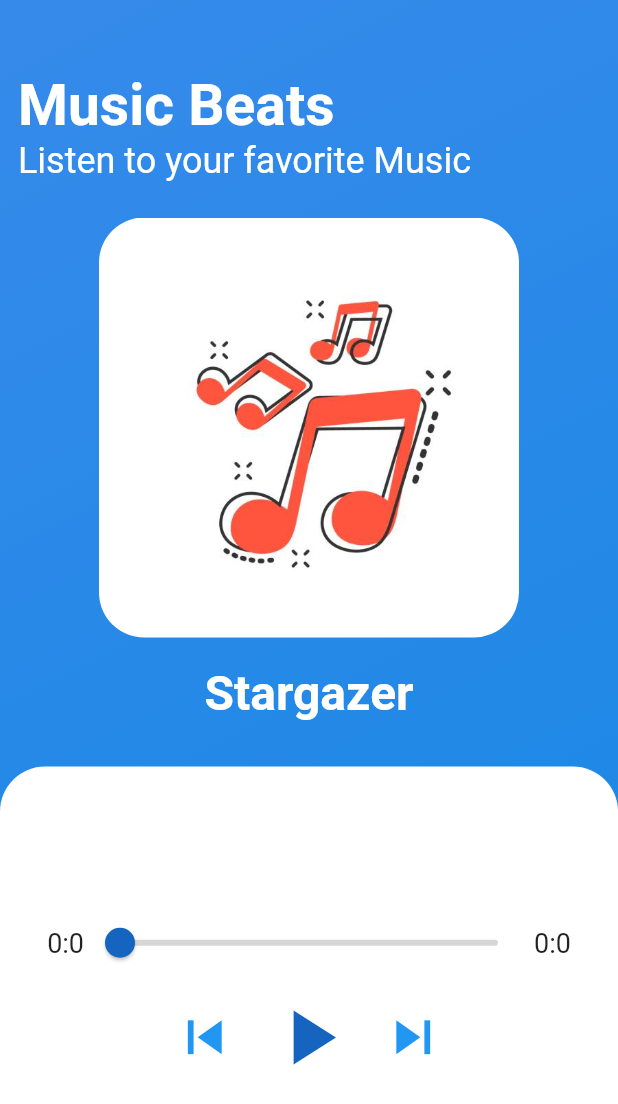
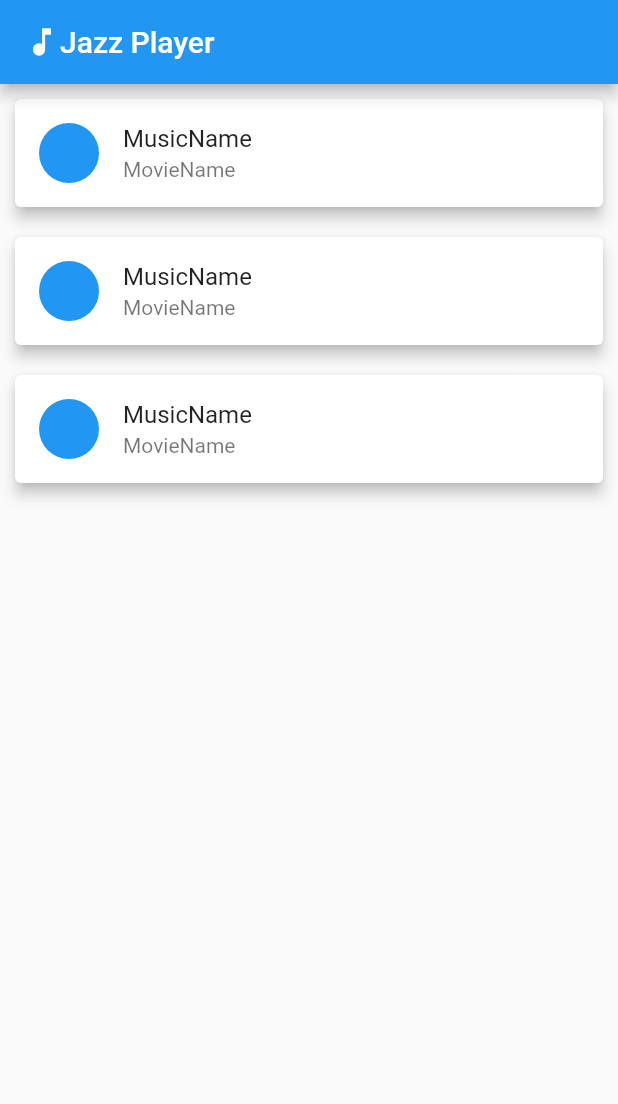
Before and after one commit to cool-man-vk/jazz-player, a Flutter app: the screen it shows after launch, on a phone screen of 412 x 824 dp. Shown: the top 1104 px of the screen. Run offline on Flutter 3.47's test engine with Material 2 defaults, Android fonts, the phone set to English and light mode, and no system bars; our stand-ins replace audioplayers.

Commit message:
some minor changes

```diff
--- a/lib/main.dart
+++ b/lib/main.dart
@@ -1,5 +1,8 @@
 import 'package:flutter/material.dart';
+import './screens/homepage.dart';
 import './screens/music_app.dart';
+
+
 void main() {
   runApp(MyApp());
 }
@@ -8,9 +11,12 @@ class MyApp extends StatelessWidget {
   // This widget is the root of your application.
   @override
   Widget build(BuildContext context) {
-    return MaterialApp(
+    return const MaterialApp(
       debugShowCheckedModeBanner: false,
-      home: MusicApp(),
+      home: HomePage(),
+      routes: {
+
+      },
     );
   }
 }
--- /dev/null
+++ b/lib/screens/homepage.dart
@@ -0,0 +1,26 @@
+import 'package:flutter/material.dart';
+import '../widgets/music_lists.dart';
+
+class HomePage extends StatelessWidget {
+  const HomePage({ Key? key }) : super(key: key);
+
+  @override
+  Widget build(BuildContext context) {
+    return Scaffold(
+      appBar: AppBar(
+        title: Row(
+          children : const [
+            Icon(Icons.music_note),
+            Text('Jazz Player')
+            ]
+        ),
+      ),
+      body: const SingleChildScrollView(
+        child: SizedBox(
+          height: 800,
+          child: MusicLists(),
+        ),
+      ),
+    );
+  }
+}
--- a/lib/screens/music_app.dart
+++ b/lib/screens/music_app.dart
@@ -3,24 +3,23 @@ import 'package:audioplayers/audio_cache.dart';
 import 'package:audioplayers/audioplayers.dart';
 
 class MusicApp extends StatefulWidget {
+
+  static const routeName = '/playing-screen';
   @override
   _MusicAppState createState() => _MusicAppState();
 }
 
 class _MusicAppState extends State<MusicApp> {
-  //we will need some variables
-  bool playing = false; // at the begining we are not playing any song
-  IconData playBtn = Icons.play_arrow; // the main state of the play button icon
+  bool playing = false;
+  IconData playBtn = Icons.play_arrow;
 
-  //Now let's start by creating our music player
-  //first let's declare some object
   AudioPlayer? _player;
   AudioCache? cache;
 
   Duration position = new Duration();
   Duration musicLength = new Duration();
 
-  //we will create a custom slider
+  //custom slider
 
   Widget slider() {
     return SizedBox(
@@ -36,7 +35,6 @@ class _MusicAppState extends State<MusicApp> {
     );
   }
 
-  //let's create the seek function that will allow us to go to a certain position of the music
   void seekToSec(int sec) {
     Duration newPos = Duration(seconds: sec);
     _player!.seek(newPos);
@@ -50,16 +48,14 @@ class _MusicAppState extends State<MusicApp> {
     _player = AudioPlayer();
     cache = AudioCache(fixedPlayer: _player);
 
-    //now let's handle the audioplayer time
 
-    //this function will allow you to get the music duration
     _player!.durationHandler = (d) {
       setState(() {
         musicLength = d;
       });
     };
 
-    //this function will allow us to move the cursor of the slider while we are playing the song
+
     _player!.positionHandler = (p) {
       setState(() {
         position = p;
@@ -70,7 +66,6 @@ class _MusicAppState extends State<MusicApp> {
   @override
   Widget build(BuildContext context) {
     return Scaffold(
-      //let's start by creating the main UI of the app
       body: Container(
         width: double.infinity,
         decoration: const BoxDecoration(
@@ -93,7 +88,7 @@ class _MusicAppState extends State<MusicApp> {
               children: [
                 //Let's add some text title
                 const Padding(
-                  padding: const EdgeInsets.only(left: 12.0),
+                  padding: EdgeInsets.only(left: 12.0),
                   child: Text(
                     "Music Beats",
                     style: TextStyle(
@@ -159,8 +154,6 @@ class _MusicAppState extends State<MusicApp> {
                       mainAxisAlignment: MainAxisAlignment.center,
                       crossAxisAlignment: CrossAxisAlignment.center,
                       children: [
-                        //Let's start by adding the controller
-                        //let's add the time indicator text
 
                         SizedBox(
                           width: 500.0,
@@ -200,7 +193,7 @@ class _MusicAppState extends State<MusicApp> {
                               iconSize: 62.0,
                               color: Colors.blue[800],
                               onPressed: () {
-                                //here we will add the functionality of the play button
+
                                 if (!playing) {
                                   //now let's play the song
                                   cache!.play("audio/nanga-vera-maari.mp3");
--- /dev/null
+++ b/lib/widgets/music_list.dart
@@ -0,0 +1,25 @@
+import 'package:flutter/material.dart';
+import '../data/dummy_data.dart';
+import '../models/music_details.dart';
+
+class MusicList extends StatelessWidget {
+  const MusicList({ Key? key }) : super(key: key);
+
+  @override
+  Widget build(BuildContext context) {
+    return  Card(
+      elevation: 4,
+      margin: const EdgeInsets.all(10),
+      child: InkWell(
+        child: const ListTile(
+          leading: CircleAvatar(
+            backgroundColor: Colors.blue,
+          ),
+          title: Text('MusicName'),
+          subtitle: Text('MovieName'),
+        ),
+        onTap: (){},
+      ),
+    );
+}
+}
--- /dev/null
+++ b/lib/widgets/music_lists.dart
@@ -0,0 +1,21 @@
+import 'package:flutter/material.dart';
+import './music_list.dart';
+
+
+class MusicLists extends StatelessWidget {
+  const MusicLists({ Key? key }) : super(key: key);
+
+  @override
+  Widget build(BuildContext context) {
+    return SizedBox(
+      height: 270,
+      child: ListView.builder(
+        itemCount: 3,
+        itemBuilder: (context,index) =>
+        const MusicList(
+
+        )
+      ),
+    );
+  }
+}
--- a/pubspec.yaml
+++ b/pubspec.yaml
@@ -60,7 +60,12 @@ flutter:
   # To add assets to your application, add an assets section, like this:
   assets:
     - assets/images/music.jpg
+    - assets/images/neeyum-naanum.jpg
+    - assets/images/ar-rahman.jpg
+
     - assets/audio/nanga-vera-maari.mp3
+    - assets/audio/neeyum-nanum.mp3
+    - assets/audio/andha-arabic.mp3
 
   # An image asset can refer to one or more resolution-specific "variants", see
   # https://flutter.dev/assets-and-images/#resolution-aware.
```
Also changed, not shown: lib/data/dummy_data.dart (added, +26 -0 lines), lib/models/music_details.dart (+20 -0 lines), assets/images/ar-rahman.jpg (added), assets/images/neeyum-naanum.jpg (added), 2 other files.
